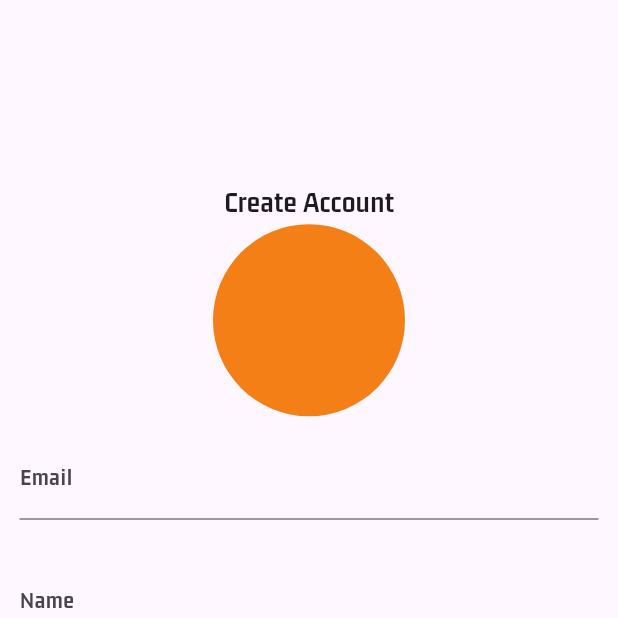
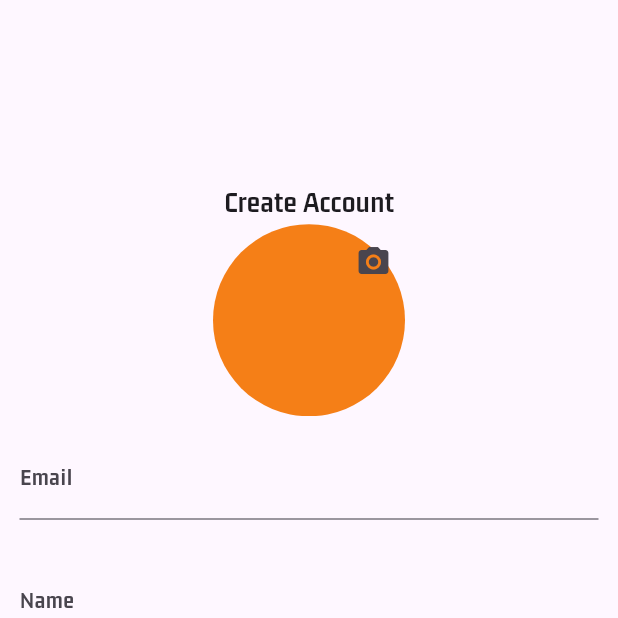
Before and after one commit to adogbeji/FlutterMultiStoreApp, a Flutter app: the screen it shows after launch, on a phone screen of 412 x 824 dp, the top half of it. Run offline on Flutter 3.47's test engine with Material 3 defaults, Android fonts, the phone set to English and light mode, and no system bars; our stand-ins replace cloud_firestore, firebase_auth, firebase_core, flutter_svg; accounts and stored records are empty; statements that could not run were skipped.

Commit message:
Place icon on top of CircleAvatar in register screen

```diff
--- a/lib/views/buyers/auth/register_screen.dart
+++ b/lib/views/buyers/auth/register_screen.dart
@@ -1,3 +1,4 @@
+// import 'package:flutter/cupertino.dart';
 import 'package:flutter/material.dart';
 import 'package:multi_store/controllers/auth_controller.dart';
 
@@ -64,9 +65,23 @@ class _RegisterScreenState extends State<RegisterScreen> {
                   ),
                 ),
 
-                CircleAvatar(
-                  radius: 64,
-                  backgroundColor: Colors.yellow.shade900,
+                Stack(
+                  children: [
+                    CircleAvatar(
+                      radius: 64,
+                      backgroundColor: Colors.yellow.shade900,
+                    ),
+
+                    Positioned(
+                      right: -3,
+                      top: 1,
+                      child: IconButton(
+                        onPressed: () {},
+                        // icon: const Icon(CupertinoIcons.camera),
+                        icon: const Icon(Icons.camera_alt),
+                      ),
+                    ),
+                  ],
                 ),
 
                 // EMAIL INPUT FIELD
```
